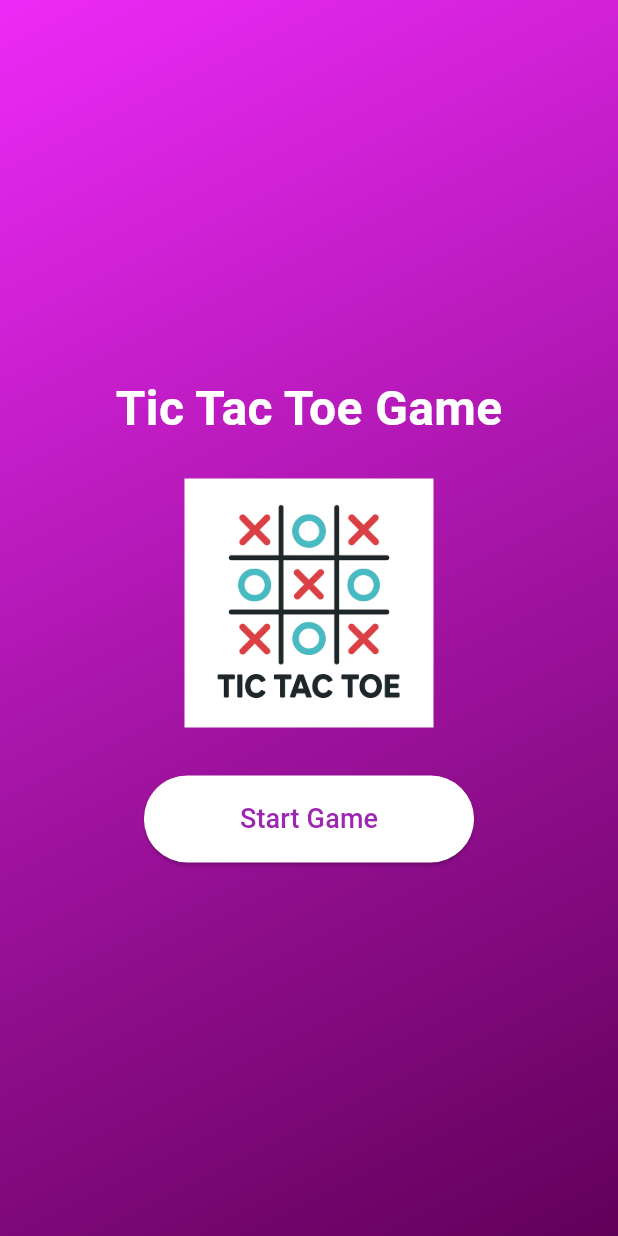
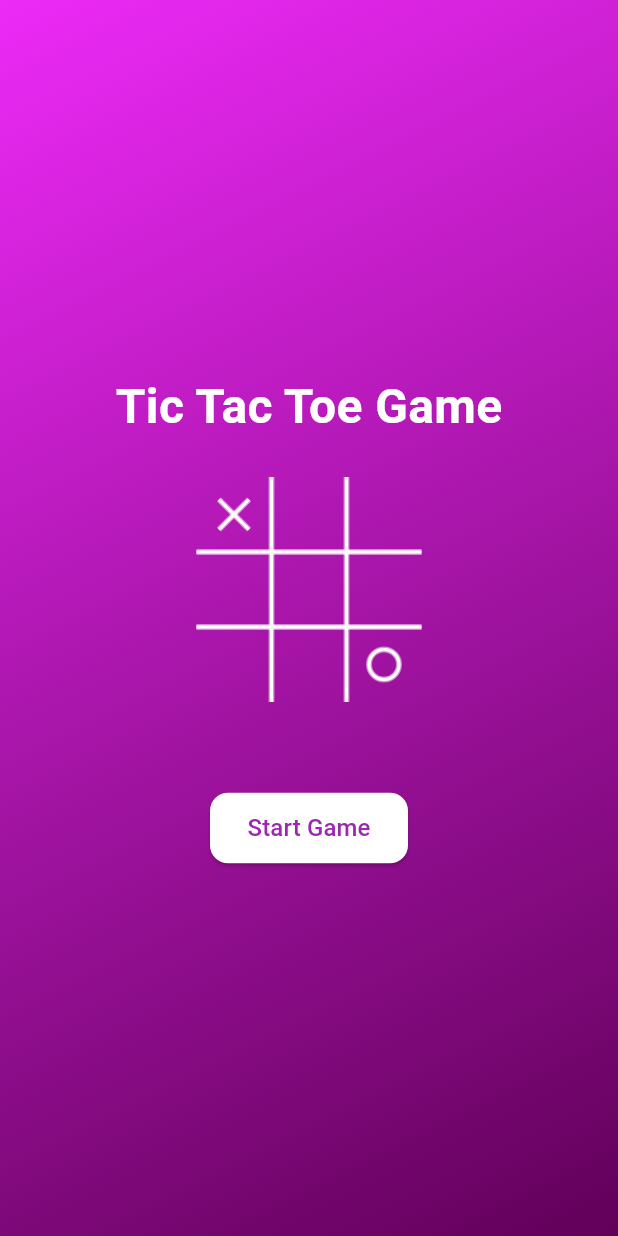
Before and after one commit to ShenaradeSilva/Classic_Noughts_And_Crosses_Game_Flutter, a Flutter app: the screen it shows after launch, on a phone screen of 412 x 824 dp. Run offline on Flutter 3.47's test engine with Material 3 defaults, Android fonts, the phone set to English and light mode, and no system bars.

Commit message:
Creation of the landing page logo in logo.dart

```diff
--- a/lib/screens/home_screen.dart
+++ b/lib/screens/home_screen.dart
@@ -1,4 +1,5 @@
 import 'package:flutter/material.dart';
+import '../logo/logo.dart';
 
 class HomePage extends StatelessWidget {
   const HomePage({super.key});
@@ -21,16 +22,8 @@ class HomePage extends StatelessWidget {
               ),
             ),
             const SizedBox(height: 24),
-            Container(
-              color: Colors.white,
-              padding: const EdgeInsets.all(8),
-              child: Image.asset(
-                'assets/tic_tac_toe.png',
-                width: 150,
-                height: 150,
-              ),
-            ),
-            const SizedBox(height: 32),
+            const TicTacToeLogo(),
+            const SizedBox(height: 60),
             ElevatedButton(
               onPressed: () {
                 // Navigate to your GameScreen here later
@@ -39,11 +32,17 @@ class HomePage extends StatelessWidget {
                 backgroundColor: Colors.white,
                 foregroundColor: Colors.purple,
                 padding: const EdgeInsets.symmetric(
-                  horizontal: 64,
-                  vertical: 16,
+                  horizontal: 25, // smaller width
+                  vertical: 12,  // smaller height
+                ),
+                shape: RoundedRectangleBorder(
+                  borderRadius: BorderRadius.circular(12),
                 ),
               ),
-              child: const Text('Start Game', style: TextStyle(fontSize: 18)),
+              child: const Text(
+                'Start Game',
+                style: TextStyle(fontSize: 16),
+              ),
             ),
           ],
         ),
```
Also changed, not shown: lib/logo/logo.dart (added, +74 -0 lines), assets/tic_tac_toe.png (deleted).
